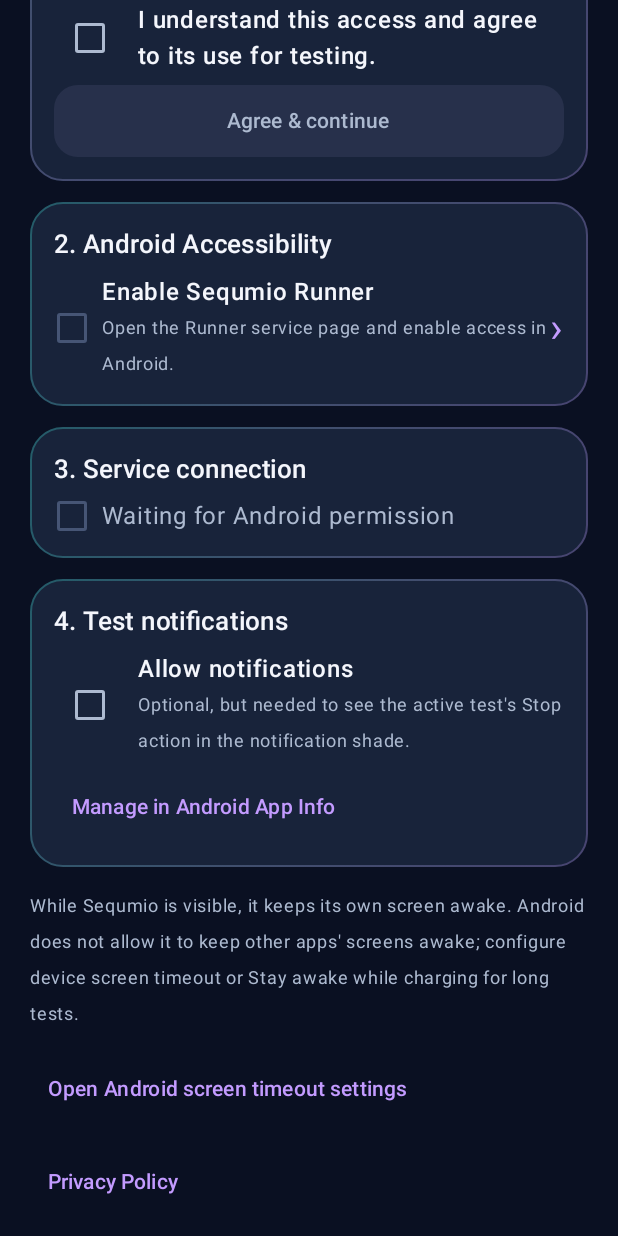
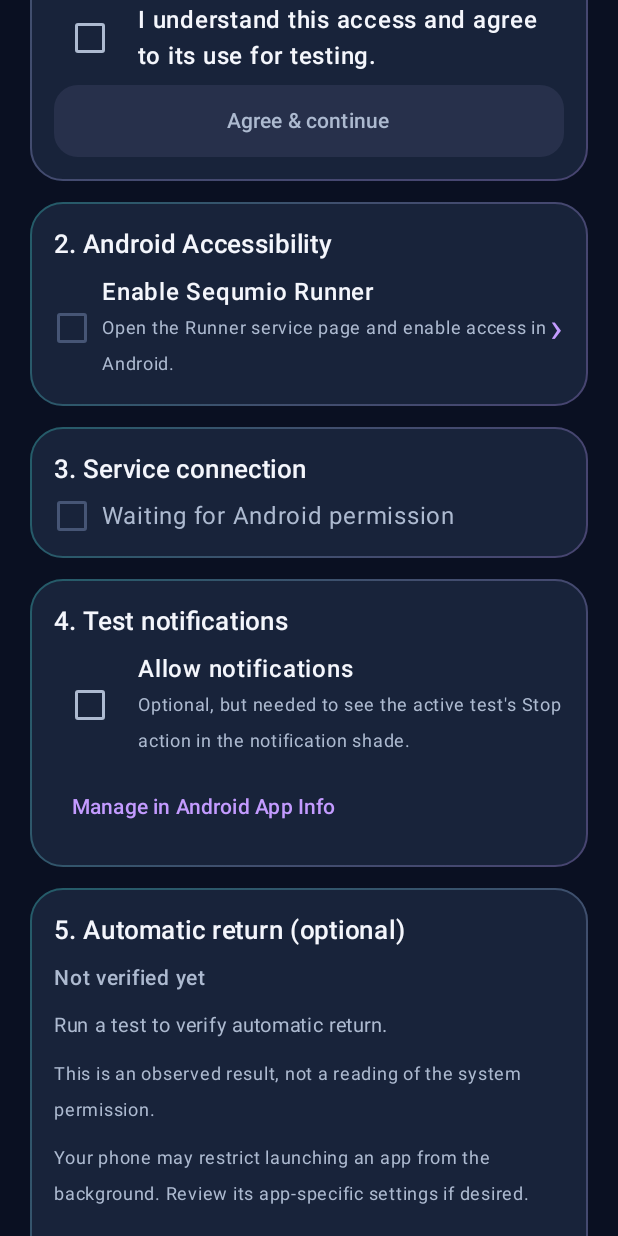
Before and after one commit to GIVLSE/AppCycleTester, an Android app built with Jetpack Compose: the composable SequmioAccessSetup shown on its own in the app's theme, scrolled down 576 dp, on a phone screen of 412 x 824 dp. Run offline under Robolectric (Android 15) with nearby library versions, the phone set to English and light mode, and no system bars; pictures from the network do not load; 2 statements that could not run were skipped.

Commit message:
release 1.3.3: persistent return settings, dismissible hint and dialog-aware confirmation

```diff
--- a/app/build.gradle.kts
+++ b/app/build.gradle.kts
@@ -23,8 +23,8 @@ android {
         applicationId = "com.sequmio.givlse"
         minSdk = 26
         targetSdk = 36
-        versionCode = 35
-        versionName = "1.3.2"
+        versionCode = 36
+        versionName = "1.3.3"
         testInstrumentationRunner = "androidx.test.runner.AndroidJUnitRunner"
         buildConfigField("String", "GOOGLE_WEB_CLIENT_ID", androidString(cloudWebClientId))
         buildConfigField("String", "FIREBASE_API_KEY", androidString(cloudApiKey))
--- a/app/src/main/java/com/sequmio/givlse/SequmioAccessSetup.kt
+++ b/app/src/main/java/com/sequmio/givlse/SequmioAccessSetup.kt
@@ -15,6 +15,7 @@ import androidx.compose.foundation.verticalScroll
 import androidx.compose.material3.Checkbox
 import androidx.compose.material3.CheckboxDefaults
 import androidx.compose.material3.Text
+import com.sequmio.givlse.data.ResultReturnStatus
 import androidx.compose.runtime.Composable
 import androidx.compose.runtime.getValue
 import androidx.compose.runtime.mutableStateOf
@@ -39,7 +40,9 @@ internal fun SequmioAccessSetup(
     ready: Boolean,
     systemEnabled: Boolean,
     notificationsGranted: Boolean,
-    returnNeedsReview: Boolean,
+    returnStatus: ResultReturnStatus,
+    returnHintDismissed: Boolean,
+    onReturnHintDismissed: (Boolean) -> Unit,
     consent: Boolean,
     onConsent: () -> Unit,
     onAppInfo: () -> Unit,
@@ -233,21 +236,39 @@ internal fun SequmioAccessSetup(
                 }
             }
         }
-        if (returnNeedsReview) {
+        run {
             val miui = Build.MANUFACTURER.lowercase(java.util.Locale.ROOT) in
                 setOf("xiaomi", "redmi", "poco")
             SeqCard(Modifier.fillMaxWidth()) {
                 Column(Modifier.padding(16.dp), verticalArrangement = Arrangement.spacedBy(8.dp)) {
                     Text("5. Automatic return (optional)", fontWeight = FontWeight.SemiBold, fontSize = 17.sp)
-                    Text("After a recent run, Sequmio could not confirm that its results screen opened automatically. " +
-                        "You can still open results from the notification or return manually.",
-                        color = SeqColors.Muted, fontSize = 13.sp)
+                    Text(when (returnStatus) {
+                        ResultReturnStatus.CONFIRMED -> "Automatic return confirmed"
+                        ResultReturnStatus.NOT_OBSERVED -> "Automatic return not observed"
+                        ResultReturnStatus.UNKNOWN -> "Not verified yet"
+                    }, color = when (returnStatus) {
+                        ResultReturnStatus.CONFIRMED -> SeqColors.Success
+                        ResultReturnStatus.NOT_OBSERVED -> SeqColors.Error
+                        ResultReturnStatus.UNKNOWN -> SeqColors.Muted
+                    }, fontWeight = FontWeight.Medium, fontSize = 14.sp)
+                    Text(when (returnStatus) {
+                        ResultReturnStatus.CONFIRMED -> "Sequmio observed a successful return after a recent run."
+                        ResultReturnStatus.NOT_OBSERVED -> "Open results from the notification or return manually if Android prevents automatic return."
+                        ResultReturnStatus.UNKNOWN -> "Run a test to verify automatic return."
+                    }, color = SeqColors.Muted, fontSize = 13.sp)
+                    Text("This is an observed result, not a reading of the system permission.",
+                        color = SeqColors.Muted, fontSize = 12.sp)
                     Text(if (miui) "If available on your phone: App Info → Other permissions → " +
                         "Display pop-up windows while running in the background. Allow it only if you want automatic return."
                         else "Your phone may restrict launching an app from the background. Review its app-specific settings if desired.",
                         color = SeqColors.Muted, fontSize = 12.sp)
                     SeqTextButton(onClick = onAppInfo) { Text("Open App Info") }
-                    Text("This is not required to run tests. Sequmio will reassess after the next run.",
+                    Row(verticalAlignment = Alignment.CenterVertically) {
+                        Checkbox(checked = !returnHintDismissed,
+                            onCheckedChange = { onReturnHintDismissed(!it) }, colors = checkColors)
+                        Text("Show recommendation on Runner", fontSize = 13.sp)
+                    }
+                    Text("Optional. Sequmio will reassess after the next run, even if the recommendation is hidden.",
                         color = SeqColors.Muted, fontSize = 12.sp)
                 }
             }
```
Also changed, not shown: app/src/main/java/com/sequmio/givlse/MainActivity.kt (+5 -3 lines), app/src/main/java/com/sequmio/givlse/SequmioApp.kt (+25 -10 lines), app/src/main/java/com/sequmio/givlse/data/SettingsStore.kt (+18 -5 lines), app/src/main/java/com/sequmio/givlse/runner/CycleAccessibilityService.kt (+33 -5 lines), app/src/main/java/com/sequmio/givlse/runner/ResultReturnObservation.kt (+11 -1 lines), 1 other file.
